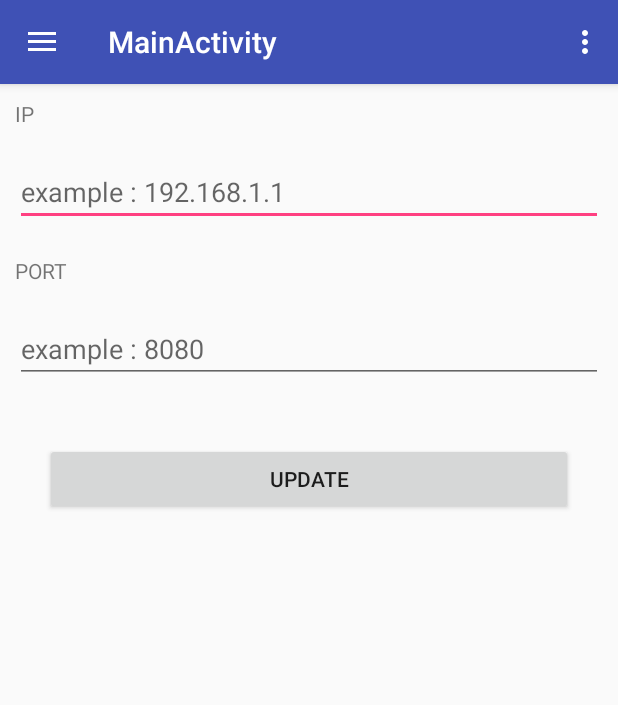
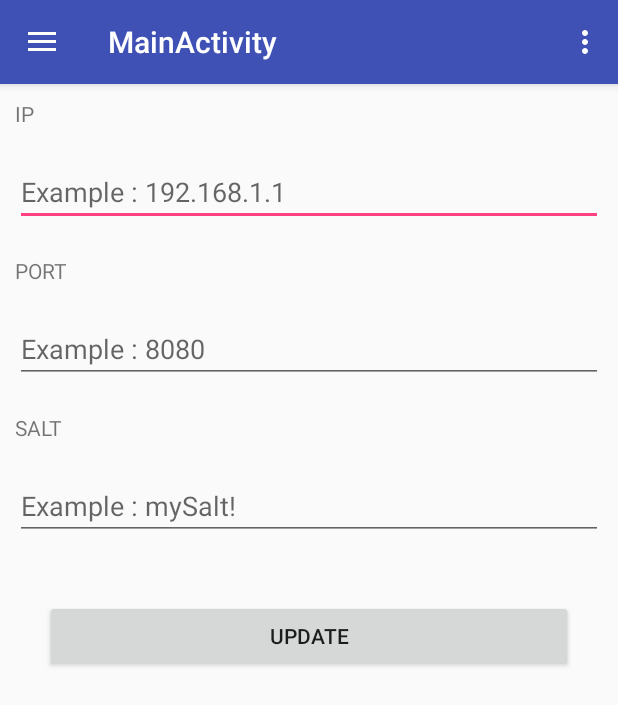
Before and after one commit to SeimuPVE/DomosSystemsV3, an Android app: the screen it shows after launch (MainActivity), in the side drawer, after a tap on "Settings", on a phone screen of 412 x 824 dp. Shown: the top 705 px of the screen. Run offline under Robolectric (Android 15) with nearby library versions, the phone set to English and light mode, and no system bars; libraries missing offline, so code that uses them is left out: io.github.yavski.fabspeeddial; 10 statements that could not run were skipped.

Commit message:
Adding settings.

```diff
--- /dev/null
+++ b/DomosApp/app/src/main/java/domosapp/adapters/SettingsDatabaseAdapter.java
@@ -0,0 +1,77 @@
+package domosapp.adapters;
+
+import android.content.ContentValues;
+import android.content.Context;
+import android.database.Cursor;
+import android.database.sqlite.SQLiteDatabase;
+import android.util.Log;
+import android.widget.Toast;
+
+import com.domosapp.R;
+
+import domosapp.models.Settings;
+import domosapp.utils.Constants;
+import domosapp.utils.DataBaseHelper;
+
+
+public class SettingsDatabaseAdapter {
+    private static SQLiteDatabase db;
+    private static DataBaseHelper dbHelper;
+    private final Context context;
+
+    public SettingsDatabaseAdapter(Context _context) {
+        context = _context;
+        dbHelper = new DataBaseHelper(context, Constants.DATABASE_NAME, null, Constants.DATABASE_VERSION);
+    }
+
+    // Method to insert a record in table.
+    public void insertSettings(String ip, int port, String salt) {
+        db = dbHelper.getWritableDatabase();
+
+        ContentValues newValues = new ContentValues();
+
+        // Assign values for each column.
+        newValues.put(Constants.SETTINGS_IP, ip);
+        newValues.put(Constants.SETTINGS_PORT, port);
+        newValues.put(Constants.SETTINGS_SALT, salt);
+
+        // Delete previous settings.
+        deleteSettings();
+
+        // Insert the row into your table.
+        db.insert(Constants.SETTINGS_TABLE_NAME, null, newValues);
+        db.close();
+
+        Toast.makeText(context, context.getString(R.string.settings_saved), Toast.LENGTH_LONG).show();
+    }
+
+    public void deleteSettings() {
+        db = dbHelper.getWritableDatabase();
+        db.delete(Constants.SETTINGS_TABLE_NAME, null, null);
+        db.close();
+    }
+
+    public static Settings getSettings() {
+        Settings settings;
+        String ip, salt;
+        int port;
+
+        db = dbHelper.getReadableDatabase();
+
+        Cursor cursor = db.query(Constants.SETTINGS_TABLE_NAME, null, null, null, null, null, null);
+
+        if(cursor.getCount() == 0)
+            return null;
+
+        cursor.moveToNext();
+        ip = cursor.getString(cursor.getColumnIndex(Constants.SETTINGS_IP));
+        port = cursor.getInt(cursor.getColumnIndex(Constants.SETTINGS_PORT));
+        salt = cursor.getString(cursor.getColumnIndex(Constants.SETTINGS_SALT));
+
+        settings = new Settings(ip, port, salt);
+
+        cursor.close();
+
+        return settings;
+    }
+}
--- a/DomosApp/app/src/main/java/domosapp/fragments/HomeFragment.java
+++ b/DomosApp/app/src/main/java/domosapp/fragments/HomeFragment.java
@@ -15,6 +15,7 @@ import com.domosapp.R;
 
 import domosapp.adapters.ModuleDatabaseAdapter;
 import domosapp.adapters.RecyclerViewAdapter;
+import domosapp.adapters.SettingsDatabaseAdapter;
 import domosapp.models.Module;
 import domosapp.models.ModuleType;
 import domosapp.utils.Constants;
@@ -27,6 +28,7 @@ public class HomeFragment extends Fragment {
     private List<Module> modules;
     private RecyclerViewAdapter adapter;
     private ModuleDatabaseAdapter moduleDatabaseAdapter;
+    private SettingsDatabaseAdapter settingsDatabaseAdapter;
 
     @Nullable
     @Override
@@ -67,6 +69,8 @@ public class HomeFragment extends Fragment {
         moduleDatabaseAdapter = new ModuleDatabaseAdapter(getContext());
         modules = moduleDatabaseAdapter.getAllModules();
 
+        settingsDatabaseAdapter = new SettingsDatabaseAdapter(getContext());
+
         adapter = new RecyclerViewAdapter(getActivity(), modules);
         recyclerView.setLayoutManager(new GridLayoutManager(myView.getContext(), 3));
         recyclerView.setAdapter(adapter);
--- a/DomosApp/app/src/main/java/domosapp/fragments/SettingsFragment.java
+++ b/DomosApp/app/src/main/java/domosapp/fragments/SettingsFragment.java
@@ -1,18 +1,63 @@
 package domosapp.fragments;
 
+import android.content.Context;
 import android.os.Bundle;
 import android.support.annotation.Nullable;
 import android.support.v4.app.Fragment;
+import android.text.TextUtils;
+import android.util.Log;
 import android.view.LayoutInflater;
 import android.view.View;
 import android.view.ViewGroup;
+import android.widget.Button;
+import android.widget.EditText;
+import android.widget.Toast;
+
 import com.domosapp.R;
+
+import domosapp.adapters.SettingsDatabaseAdapter;
 
 
 public class SettingsFragment extends Fragment {
+    private SettingsDatabaseAdapter settingsDatabaseAdapter;
+    private View view;
+
     public View onCreateView(LayoutInflater inflater, @Nullable ViewGroup container, Bundle savedInstanceState) {
-        return inflater.inflate(R.layout.settings_fragment, container, false);
+        view = inflater.inflate(R.layout.settings_fragment, container, false);
+        Button button = view.findViewById(R.id.btn_settings_update);
+
+        // TODO : manage empty settings.
+
+        button.setOnClickListener(new View.OnClickListener() {
+            @Override
+            public void onClick(View v) {
+                EditText text_ip = view.findViewById(R.id.editTextIP);
+                EditText text_port = view.findViewById(R.id.editTextPORT);
+                EditText text_salt = view.findViewById(R.id.editTextSALT);
+
+                String ip = "192.168.1.1", salt = ""; // TODO : change default values.
+                int port = 8080;
+
+                if(!TextUtils.isEmpty(text_ip.getText().toString()))
+                    ip = text_ip.getText().toString();
+                if(!TextUtils.isEmpty(text_port.getText().toString()))
+                    port = Integer.valueOf(text_port.getText().toString());
+                if(!TextUtils.isEmpty(text_salt.getText().toString()))
+                    salt = text_salt.getText().toString();
+
+                settingsDatabaseAdapter.insertSettings(ip, port, salt);
+
+                Toast.makeText(getContext(), "Settings added !", Toast.LENGTH_SHORT).show(); // TODO : export text.
+                // TODO : redirect on Home.
+            }
+        });
+
+        return view;
     }
 
-    // TODO : update button.
+    @Override
+    public void onAttach(Context context) {
+        super.onAttach(context);
+        settingsDatabaseAdapter = new SettingsDatabaseAdapter(context);
+    }
 }
--- /dev/null
+++ b/DomosApp/app/src/main/java/domosapp/models/Settings.java
@@ -0,0 +1,38 @@
+package domosapp.models;
+
+
+public class Settings {
+    private String ip;
+    private int port;
+    private String salt;
+
+    public Settings(String ip, int port, String salt) {
+        this.ip = ip;
+        this.port = port;
+        this.salt = salt;
+    }
+
+    public String getIp() {
+        return ip;
+    }
+
+    public void setIp(String ip) {
+        this.ip = ip;
+    }
+
+    public int getPort() {
+        return port;
+    }
+
+    public void setPort(int port) {
+        this.port = port;
+    }
+
+    public String getSalt() {
+        return salt;
+    }
+
+    public void setSalt(String salt) {
+        this.salt = salt;
+    }
+}
--- a/DomosApp/app/src/main/java/domosapp/models/User.java
+++ b/DomosApp/app/src/main/java/domosapp/models/User.java
@@ -6,6 +6,7 @@ import java.io.UnsupportedEncodingException;
 import java.security.MessageDigest;
 import java.security.NoSuchAlgorithmException;
 
+import domosapp.adapters.SettingsDatabaseAdapter;
 import domosapp.utils.Constants;
 
 
@@ -36,7 +37,7 @@ public class User {
 
     public static String hashPassword(String password) {
         String hashed_password = null;
-        String salt = Constants.SALT;
+        String salt = SettingsDatabaseAdapter.getSettings().getSalt();
 
         int i;
         byte[] hash;
--- a/DomosApp/app/src/main/java/domosapp/utils/AsyncNetworking.java
+++ b/DomosApp/app/src/main/java/domosapp/utils/AsyncNetworking.java
@@ -3,6 +3,7 @@ package domosapp.utils;
 import android.annotation.SuppressLint;
 import android.content.Context;
 import android.os.AsyncTask;
+import android.util.Log;
 import android.widget.Toast;
 
 import java.io.BufferedReader;
--- a/DomosApp/app/src/main/java/domosapp/utils/DataBaseHelper.java
+++ b/DomosApp/app/src/main/java/domosapp/utils/DataBaseHelper.java
@@ -14,6 +14,7 @@ public class DataBaseHelper extends SQLiteOpenHelper {
     public void onCreate(SQLiteDatabase sqLiteDatabase) {
         sqLiteDatabase.execSQL(Constants.MODULE_DATABASE_CREATE);
         sqLiteDatabase.execSQL(Constants.USER_DATABASE_CREATE);
+        sqLiteDatabase.execSQL(Constants.SETTINGS_DATABASE_CREATE);
     }
 
     @Override
--- a/DomosApp/app/src/main/res/layout/settings_fragment.xml
+++ b/DomosApp/app/src/main/res/layout/settings_fragment.xml
@@ -23,7 +23,7 @@
             android:layout_width="match_parent"
             android:layout_height="wrap_content"
             android:ems="10"
-            android:hint="example : 192.168.1.1"
+            android:hint="Example : 192.168.1.1"
             android:inputType="textPersonName"
             android:layout_margin = "10dp"
             android:text="" />
@@ -40,13 +40,30 @@
             android:layout_width="match_parent"
             android:layout_height="wrap_content"
             android:ems="10"
-            android:hint="example : 8080"
+            android:hint="Example : 8080"
+            android:inputType="textPersonName"
+            android:layout_margin = "10dp"
+            android:text="" />
+
+        <TextView
+            android:id="@+id/textView10"
+            android:layout_width="match_parent"
+            android:layout_height="wrap_content"
+            android:layout_margin = "10dp"
+            android:text="SALT" />
+
+        <EditText
+            android:id="@+id/editTextSALT"
+            android:layout_width="match_parent"
+            android:layout_height="wrap_content"
+            android:ems="10"
+            android:hint="Example : mySalt!"
             android:inputType="textPersonName"
             android:layout_margin = "10dp"
             android:text="" />
 
         <Button
-            android:id="@+id/btn_update"
+            android:id="@+id/btn_settings_update"
             android:layout_width="match_parent"
             android:layout_height="wrap_content"
             android:layout_margin="30dp"
--- a/DomosApp/app/src/main/res/values/strings.xml
+++ b/DomosApp/app/src/main/res/values/strings.xml
@@ -36,5 +36,6 @@
     <string name="module_added">Module Info Saved!</string>
     <string name="module_deleted">Module is deleted!</string>
     <string name="module_updated">Module is updated!</string>
+    <string name="settings_saved">Settings saved !</string>
 
 </resources>
```
Also changed, not shown: DomosApp/app/src/main/java/domosapp/adapters/RecyclerViewAdapter.java (+5 -2 lines), DomosApp/app/src/main/java/domosapp/utils/Constants.java (+7 -4 lines).
